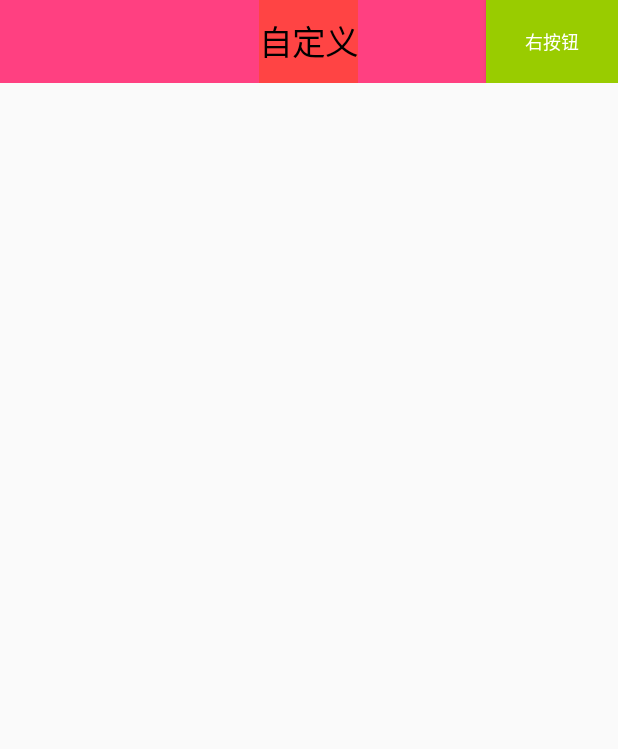
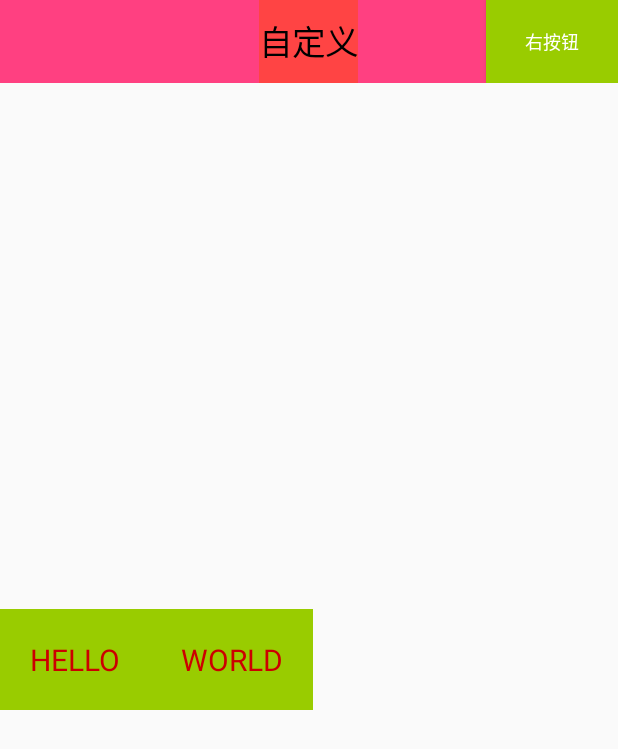
Before and after one commit to zjycpzjy/PhoneFrame, an Android app: the CustomerViewActivity screen opened directly, with no data from a screen before it, on a phone screen of 412 x 824 dp. Shown: the top 749 px of the screen. Run offline under Robolectric (Android 15) with nearby library versions, the phone set to English and light mode, and no system bars; our stand-ins replace ButterKnife.

Commit message:
自定义view进阶实践

```diff
--- a/MyApplication/app/src/main/res/layout/activity_customerview.xml
+++ b/MyApplication/app/src/main/res/layout/activity_customerview.xml
@@ -25,9 +25,33 @@
         topbar:rightSize="8.0sp"
         topbar:rightBackground="@android:color/holo_green_light"
         >
+    </phone.zjy.com.phoneframe.customerview.TopBar>
 
+    <phone.zjy.com.phoneframe.customerview.MyLinearLayout
+        android:id="@+id/linearlayout"
+        android:layout_width="match_parent"
+        android:layout_height="match_parent"
+        android:paddingRight="15dp"
+        android:layout_below="@+id/top_bar">
 
+        <TextView
+            android:layout_width="wrap_content"
+            android:layout_height="wrap_content"
+            android:layout_gravity="center"
+            android:text="HELLO"
+            android:padding="20dp"
+            android:textSize="20sp"
+            android:background="@android:color/holo_green_light"
+            android:textColor="@android:color/holo_red_dark"/>
 
-
-    </phone.zjy.com.phoneframe.customerview.TopBar>
+        <TextView
+            android:layout_width="wrap_content"
+            android:layout_height="wrap_content"
+            android:layout_gravity="center"
+            android:text="WORLD"
+            android:padding="20dp"
+            android:textSize="20sp"
+            android:background="@android:color/holo_green_light"
+            android:textColor="@android:color/holo_red_dark"/>
+    </phone.zjy.com.phoneframe.customerview.MyLinearLayout>
 </RelativeLayout>
```
Also changed, not shown: MyApplication/app/src/main/java/phone/zjy/com/phoneframe/Utils/AppManager.java (added, +93 -0 lines), MyApplication/app/src/main/java/phone/zjy/com/phoneframe/customerview/MyLinearLayout.java (added, +115 -0 lines).
